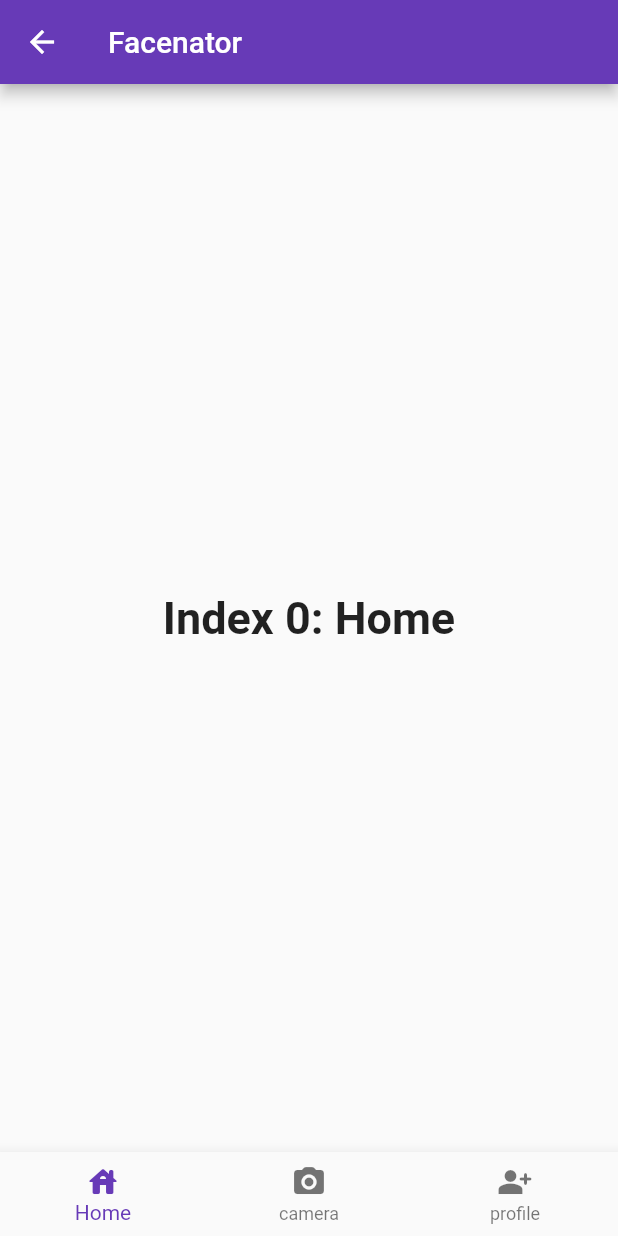
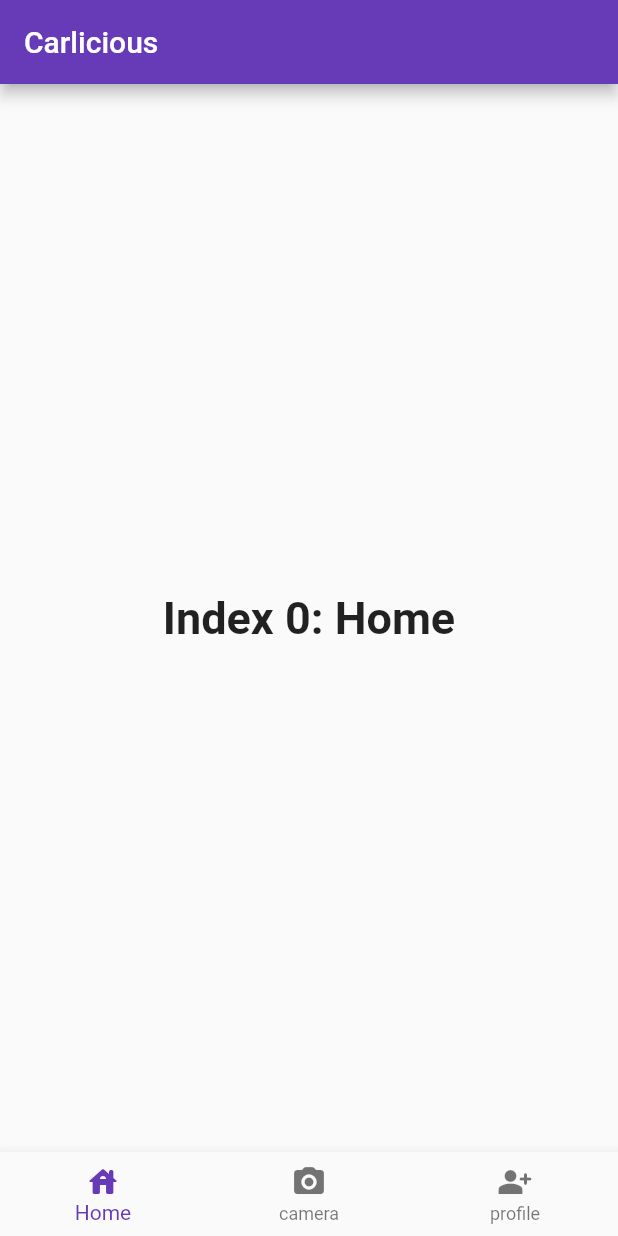
Before and after one commit to flyinginstect47/Facenator, a Flutter app: the Menu screen opened by its route, on a phone screen of 412 x 824 dp. Run offline on Flutter 3.47's test engine with Material 2 defaults, Android fonts, the phone set to English and light mode, and no system bars; our stand-ins replace fluttertoast; missing offline and left inert: camerawesome.

Commit message:
Update menu.dart

```diff
--- a/GIP_Application/lib/screens/menu.dart
+++ b/GIP_Application/lib/screens/menu.dart
@@ -1,19 +1,7 @@
 import 'package:flutter/material.dart';
 import 'package:gip_application/screens/camera.dart';
-
-// class Menu extends StatelessWidget {
-//   const Menu({Key? key}) : super(key: key);
-
-//   static const String _title = 'Flutter Code Sample';
-
-//   @override
-//   Widget build(BuildContext context) {
-//     return const MaterialApp(
-//       title: _title,
-//       home: MyStatefulWidget(),
-//     );
-//   }
-// }
+import 'package:gip_application/screens/Profile_Page.dart';
+import 'package:gip_application/screens/Home_Page.dart';
 
 class Menu extends StatefulWidget {
   const Menu({Key? key}) : super(key: key);
@@ -32,14 +20,7 @@ class _Menu extends State<Menu> {
       style: optionStyle,
     ),
     TakePictureScreen(),
-    // Text(
-    //   'Index 1: Business',
-    //   style: optionStyle,
-    // ),
-    Text(
-      'Index 2: School',
-      style: optionStyle,
-    ),
+    ProfilePage(),
   ];
 
   void _onItemTapped(int index) {
@@ -52,8 +33,9 @@ class _Menu extends State<Menu> {
   Widget build(BuildContext context) {
     return Scaffold(
       appBar: AppBar(
-        title: const Text('Facenator'),
+        title: const Text('Carlicious'),
         backgroundColor: Colors.deepPurple,
+        automaticallyImplyLeading: false,
       ),
       body: Center(
         child: _widgetOptions.elementAt(_selectedIndex),
```
